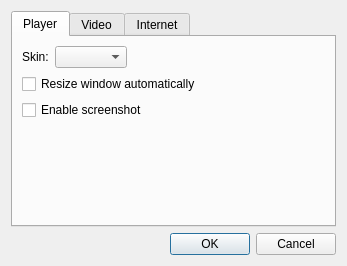
Old version of the form src/settings.ui in the repository coslyk/moonplayer.
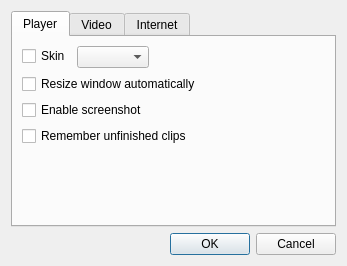
New version of the form.

The edit to the form file:
```diff
--- a/src/settings.ui
+++ b/src/settings.ui
@@ -30,24 +30,14 @@
        <property name="fieldGrowthPolicy">
         <enum>QFormLayout::ExpandingFieldsGrow</enum>
        </property>
-       <item row="1" column="1">
-        <widget class="QComboBox" name="skinComboBox"/>
-       </item>
-       <item row="2" column="0" colspan="2">
+       <item row="5" column="0" colspan="2">
         <widget class="QCheckBox" name="resizeCheckBox">
          <property name="text">
           <string>Resize window automatically</string>
          </property>
         </widget>
        </item>
-       <item row="1" column="0">
-        <widget class="QLabel" name="label_2">
-         <property name="text">
-          <string>Skin:</string>
-         </property>
-        </widget>
-       </item>
-       <item row="3" column="0" colspan="2">
+       <item row="6" column="0" colspan="2">
         <widget class="QCheckBox" name="screenshotCheckBox">
          <property name="toolTip">
           <string>Need screenshot filter (-vf-add screenshot)</string>
@@ -57,6 +47,23 @@
          </property>
         </widget>
        </item>
+       <item row="2" column="0">
+        <widget class="QCheckBox" name="skinCheckBox">
+         <property name="text">
+          <string>Skin</string>
+         </property>
+        </widget>
+       </item>
+       <item row="2" column="1">
+        <widget class="QComboBox" name="skinComboBox"/>
+       </item>
+       <item row="7" column="0" colspan="2">
+        <widget class="QCheckBox" name="rememberCheckBox">
+         <property name="text">
+          <string>Remember unfinished clips</string>
+         </property>
+        </widget>
+       </item>
       </layout>
      </widget>
      <widget class="QWidget" name="videoTab">
```
